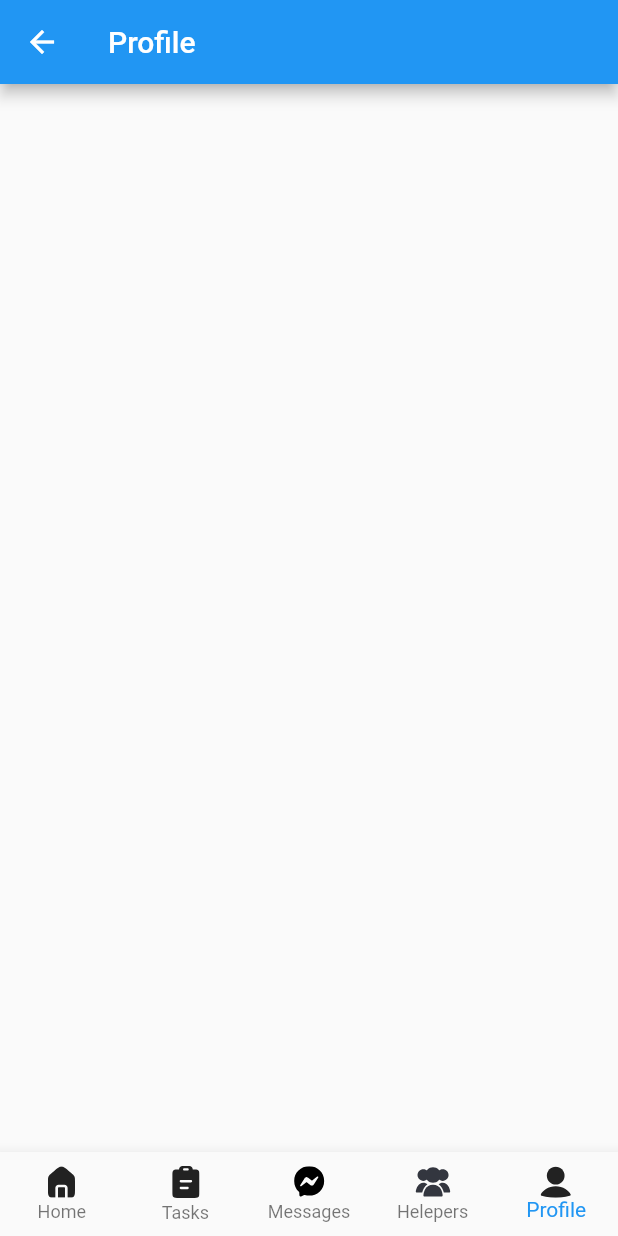
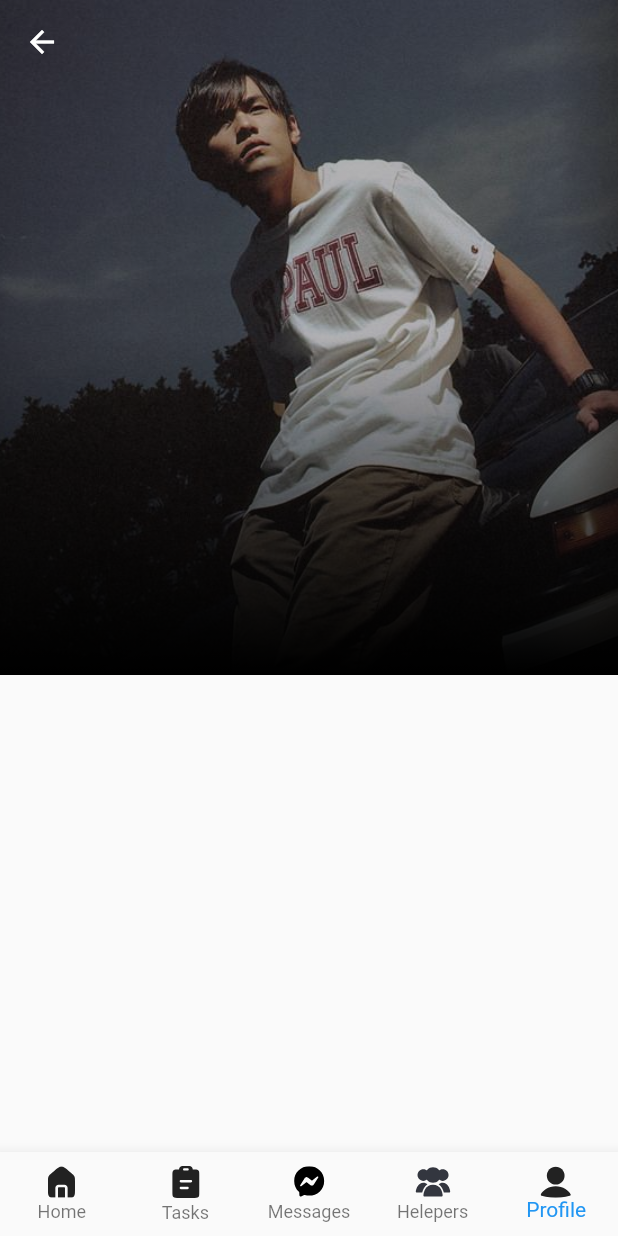
Before and after one commit to Yawrrr/airost-internship, a Flutter app: the Profile screen opened by its route, on a phone screen of 412 x 824 dp. Run offline on Flutter 3.47's test engine with Material 2 defaults, Android fonts, the phone set to English and light mode, and no system bars; our stand-ins replace flutter_svg.

Commit message:
setup profile page

```diff
--- a/lib/pages/profile.dart
+++ b/lib/pages/profile.dart
@@ -14,9 +14,40 @@ class _ProfileState extends State<Profile> {
   @override
   Widget build(BuildContext context) {
     return Scaffold(
-      appBar: AppBar(
-        title: Text('Profile'),
-      ),
+       body : Stack(
+        children: <Widget>[
+          CustomScrollView(
+            slivers: <Widget> [
+              SliverAppBar(
+                expandedHeight: 450,
+                backgroundColor:Colors.black,
+                flexibleSpace: FlexibleSpaceBar(
+                  background: Container(
+                    decoration: BoxDecoration(
+                      image: DecorationImage(
+                        image: AssetImage('assets/images/jay.jpg'),
+                        fit: BoxFit.cover
+                      )
+                    ),
+                    child: Container(
+                      decoration: BoxDecoration(
+                        gradient: LinearGradient(
+                          begin: Alignment.bottomRight,
+                          colors: [
+                            Colors.black,
+                            Colors.black.withOpacity(.3)
+                          ]
+                        )
+                      ),
+
+                    ),
+                  ),
+                ),
+              )
+            ],
+          )
+        ],),
+
       bottomNavigationBar: BottomNavigationBar(
           type: BottomNavigationBarType.fixed,
           currentIndex: _selectedIndex,
--- a/pubspec.yaml
+++ b/pubspec.yaml
@@ -63,6 +63,7 @@ flutter:
   assets:
     - assets/vectors/
     - assets/icons/
+    - assets/images/
 
   # An image asset can refer to one or more resolution-specific "variants", see
   # https://flutter.dev/assets-and-images/#resolution-aware
```
Also changed, not shown: assets/images/jay.jpg (added).
